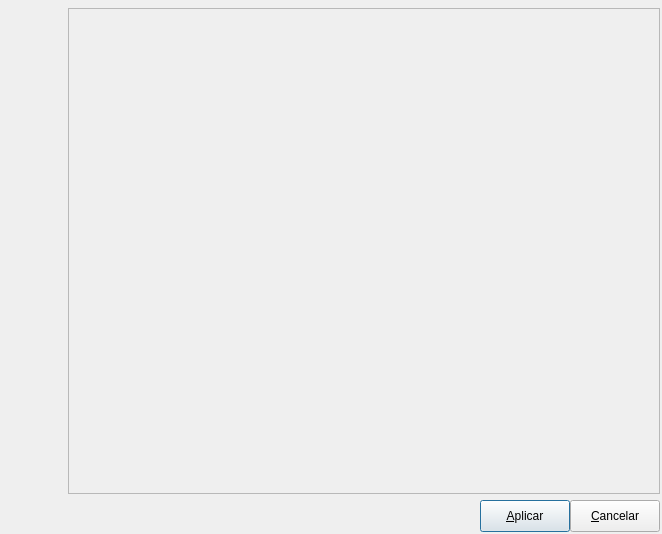
Qt form pgmodeler_ui/ui/formbasico.ui (erdincay/pgmodeler-old) before a commit.
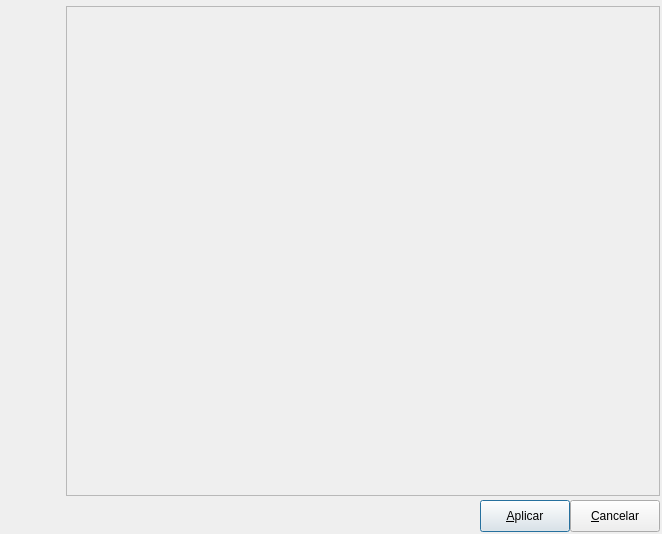
The same form after that commit. Icons and pictures are not drawn.

```diff
--- a/pgmodeler_ui/ui/formbasico.ui
+++ b/pgmodeler_ui/ui/formbasico.ui
@@ -30,6 +30,9 @@
    <property name="margin">
     <number>2</number>
    </property>
+   <property name="spacing">
+    <number>4</number>
+   </property>
    <item row="0" column="0" rowspan="3">
     <widget class="QWidget" name="imgmeio_wgt" native="true">
      <property name="minimumSize">
```
